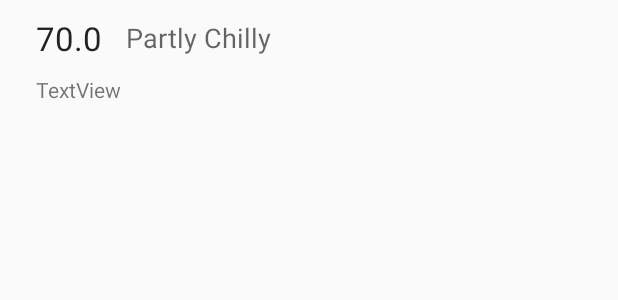
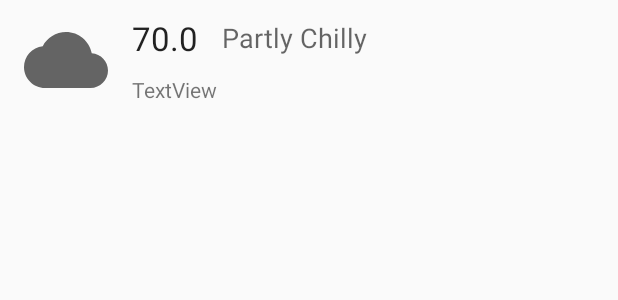
Before and after one commit to AJAkil/AD340, an Android app: the layout item_daily_forecast.xml on its own in the app's theme, with its tools: preview values and no code run, on a phone screen of 412 x 824 dp. Shown: the top 300 px of the screen. Run offline under Robolectric (Android 15) with nearby library versions, the phone set to English and light mode, and no system bars.

Commit message:
loaded weather description icons in the weekly forecast

```diff
--- a/app/build.gradle
+++ b/app/build.gradle
@@ -53,6 +53,8 @@ dependencies {
     implementation 'com.squareup.retrofit2:retrofit:2.8.2'
     implementation "com.squareup.retrofit2:converter-moshi:2.5.0"
 
+    implementation("io.coil-kt:coil:0.11.0")
+
     testImplementation 'junit:junit:4.12'
     androidTestImplementation 'androidx.test.ext:junit:1.1.1'
     androidTestImplementation 'androidx.test.espresso:espresso-core:3.2.0'
--- a/app/src/main/java/com/akil/ad340/forecast/CurrentForecastFragment.kt
+++ b/app/src/main/java/com/akil/ad340/forecast/CurrentForecastFragment.kt
@@ -54,7 +54,6 @@ class CurrentForecastFragment : Fragment() {
 
         val currentWeatherObserver =  Observer<CurrentWeather>{ weather->
             locationName.text = weather.name
-            print(weather.name)
             tempText.text = formatTempForDisplay(weather.forecast.temp, tempDisplaySettingManager.getTempDisplaySetting())
         }
         /*we observe the weeklyForecast variable by the weeklyForecastObserver
--- a/app/src/main/res/layout/item_daily_forecast.xml
+++ b/app/src/main/res/layout/item_daily_forecast.xml
@@ -11,11 +11,11 @@
         android:id="@+id/tempText"
         android:layout_width="wrap_content"
         android:layout_height="wrap_content"
-        android:layout_marginStart="24dp"
+        android:layout_marginStart="16dp"
         android:text="70.0"
         android:textAppearance="@style/TextAppearance.AppCompat.Large"
         app:layout_constraintBottom_toTopOf="@+id/dateText"
-        app:layout_constraintStart_toStartOf="parent"
+        app:layout_constraintStart_toEndOf="@+id/forecastIcon"
         app:layout_constraintTop_toTopOf="parent" />
 
     <TextView
@@ -37,4 +37,16 @@
         app:layout_constraintBottom_toBottomOf="parent"
         app:layout_constraintStart_toStartOf="@+id/tempText"
         app:layout_constraintTop_toBottomOf="@+id/tempText" />
+
+    <ImageView
+        android:id="@+id/forecastIcon"
+        android:layout_width="56dp"
+        android:layout_height="56dp"
+        android:layout_marginStart="16dp"
+        android:layout_marginTop="16dp"
+        android:layout_marginBottom="16dp"
+        app:layout_constraintBottom_toBottomOf="parent"
+        app:layout_constraintStart_toStartOf="parent"
+        app:layout_constraintTop_toTopOf="parent"
+        app:srcCompat="@drawable/ic_baseline_wb_cloudy_24" />
 </androidx.constraintlayout.widget.ConstraintLayout>
```
Also changed, not shown: app/src/main/java/com/akil/ad340/DailyForecastAdapter.kt (+7 -0 lines), app/src/main/res/layout/activity_main.xml (+15 -5 lines).
